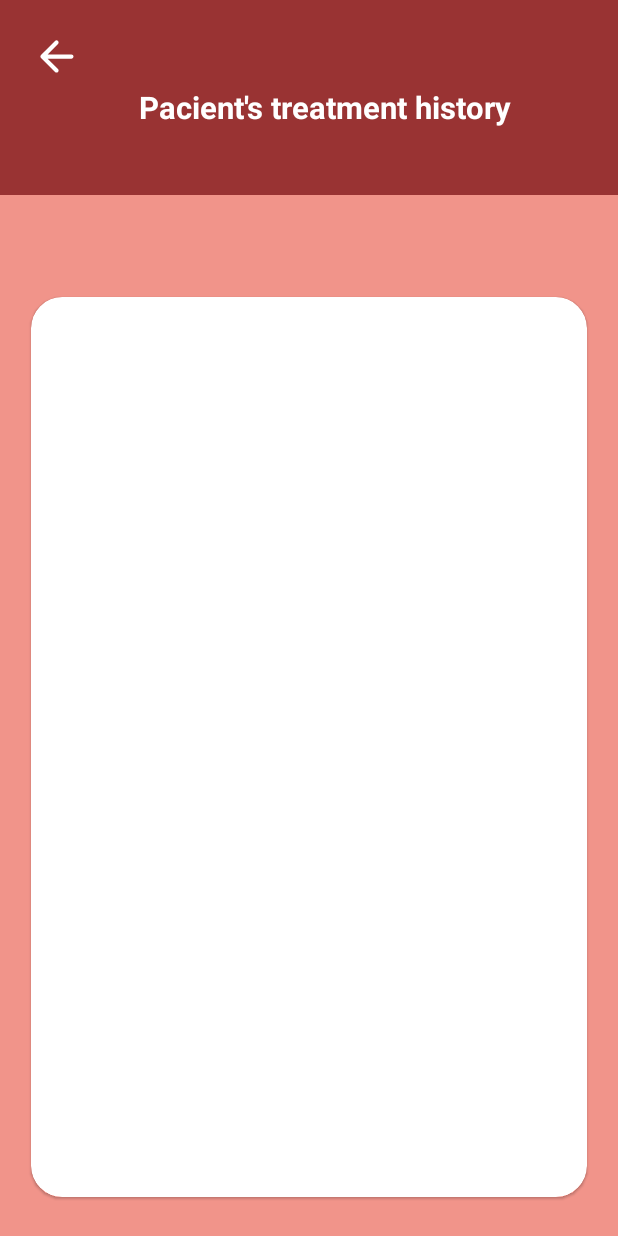
After one commit to fl0rin12/SMA2022-2023, an Android app: the layout treatment_history.xml on its own in the app's theme, with its tools: preview values and no code run, on a phone screen of 412 x 824 dp. The commit adds this screen. Run offline under Robolectric (Android 15) with nearby library versions, the phone set to English and light mode, and no system bars.

Commit message:
Finished treatment history(without list elements)

```diff
--- /dev/null
+++ b/app/src/main/java/com/example/medbuddy/TreatmentHistory.kt
@@ -0,0 +1,4 @@
+package com.example.medbuddy
+
+class TreatmentHistory {
+}
--- /dev/null
+++ b/app/src/main/res/drawable/ic_treatment_back.xml
@@ -0,0 +1,5 @@
+<vector android:autoMirrored="true" android:height="24dp"
+    android:tint="#FFFFFF" android:viewportHeight="24"
+    android:viewportWidth="24" android:width="24dp" xmlns:android="http://schemas.android.com/apk/res/android">
+    <path android:fillColor="@android:color/white" android:pathData="M19,11H7.83l4.88,-4.88c0.39,-0.39 0.39,-1.03 0,-1.42 -0.39,-0.39 -1.02,-0.39 -1.41,0l-6.59,6.59c-0.39,0.39 -0.39,1.02 0,1.41l6.59,6.59c0.39,0.39 1.02,0.39 1.41,0 0.39,-0.39 0.39,-1.02 0,-1.41L7.83,13H19c0.55,0 1,-0.45 1,-1s-0.45,-1 -1,-1z"/>
+</vector>
--- a/app/src/main/res/layout/doctor_dashboard.xml
+++ b/app/src/main/res/layout/doctor_dashboard.xml
@@ -34,7 +34,7 @@
         android:layout_height="@dimen/_26sdp"
         android:layout_marginEnd="@dimen/_16sdp"
         android:layout_marginRight="@dimen/_16sdp"
-        android:src="@drawable/ic_round_settings_24"
+        android:src="@drawable/ic_settings"
         app:layout_constraintBottom_toBottomOf="@id/doctorDashboardTitle"
         app:layout_constraintEnd_toEndOf="parent"
         app:layout_constraintTop_toTopOf="@id/doctorDashboardTitle"
@@ -123,7 +123,7 @@
                     android:id="@+id/pacientsHistory"
                     android:layout_width="@dimen/_24sdp"
                     android:layout_height="@dimen/_24sdp"
-                    android:src="@drawable/ic__treatment_history" />
+                    android:src="@drawable/ic_history" />
 
                 <TextView
                     android:layout_width="wrap_content"
--- a/app/src/main/res/layout/pacient_dashboard.xml
+++ b/app/src/main/res/layout/pacient_dashboard.xml
@@ -34,7 +34,7 @@
         android:layout_height="@dimen/_26sdp"
         android:layout_marginEnd="@dimen/_16sdp"
         android:layout_marginRight="@dimen/_16sdp"
-        android:src="@drawable/ic_round_settings_24"
+        android:src="@drawable/ic_settings"
         app:layout_constraintBottom_toBottomOf="@id/pacientDashboardTitle"
         app:layout_constraintEnd_toEndOf="parent"
         app:layout_constraintTop_toTopOf="@id/pacientDashboardTitle"
@@ -124,7 +124,7 @@
                     android:id="@+id/treatmentHistory"
                     android:layout_width="@dimen/_28sdp"
                     android:layout_height="@dimen/_28sdp"
-                    android:src="@drawable/ic__treatment_history" />
+                    android:src="@drawable/ic_history" />
 
                 <TextView
                     android:layout_width="wrap_content"
--- /dev/null
+++ b/app/src/main/res/layout/treatment_history.xml
@@ -0,0 +1,66 @@
+<?xml version="1.0" encoding="utf-8"?>
+<androidx.constraintlayout.widget.ConstraintLayout xmlns:android="http://schemas.android.com/apk/res/android"
+    android:layout_width="match_parent"
+    android:layout_height="match_parent"
+    xmlns:tools="http://schemas.android.com/tools"
+    xmlns:app="http://schemas.android.com/apk/res-auto"
+    android:background="@color/background"
+    tools:context=".PacientDashboard">
+
+    <View
+        android:id="@+id/viewHeaderBackground"
+        android:layout_width="match_parent"
+        android:layout_height="@dimen/_100sdp"
+        android:background="#993333"
+        app:layout_constraintTop_toTopOf="parent"/>
+
+    <TextView
+        android:id="@+id/pacientDashboardTitle"
+        android:layout_width="match_parent"
+        android:layout_height="wrap_content"
+        android:layout_marginStart="@dimen/_16sdp"
+        android:layout_marginTop="@dimen/_44sdp"
+        android:textAlignment="center"
+        android:text="Pacient's treatment history"
+        android:textColor="@color/white"
+        android:textSize="@dimen/_16sdp"
+        android:textStyle="bold"
+        app:layout_constraintStart_toStartOf="parent"
+        app:layout_constraintTop_toTopOf="parent" />
+
+    <androidx.appcompat.widget.AppCompatImageView
+        android:clickable="true"
+        android:id="@+id/treatmentHistoryBackButton"
+        android:layout_width="@dimen/_26sdp"
+        android:layout_height="@dimen/_26sdp"
+        android:layout_marginStart="@dimen/_16sdp"
+        android:layout_marginTop="@dimen/_16sdp"
+        android:src="@drawable/ic_treatment_back"
+        app:layout_constraintStart_toStartOf="parent"
+        app:layout_constraintTop_toTopOf="parent"
+        android:tint="@color/white" />
+
+    <com.google.android.material.card.MaterialCardView
+        android:id="@+id/pacientActiveTreatments"
+        android:layout_width="match_parent"
+        android:layout_height="600dp"
+        android:layout_marginRight="@dimen/_16sdp"
+        android:layout_marginLeft="@dimen/_16sdp"
+        android:layout_marginTop="@dimen/_16sdp"
+        android:layout_marginBottom="@dimen/_20sdp"
+        app:cardBackgroundColor="@color/white"
+        app:cardCornerRadius="@dimen/_16sdp"
+        app:layout_constraintBottom_toBottomOf="parent">
+
+        <LinearLayout
+            android:id="@+id/activeTreatmentList"
+            android:orientation="vertical"
+            android:layout_width="match_parent"
+            android:layout_height="575dp"
+            android:layout_marginTop="@dimen/_10sdp"
+            android:layout_marginLeft="@dimen/_10sdp"
+            android:layout_marginRight="@dimen/_10sdp"/>
+
+    </com.google.android.material.card.MaterialCardView>
+
+</androidx.constraintlayout.widget.ConstraintLayout>
```
Also changed, not shown: app/src/main/res/drawable/ic_history.xml (renamed from app/src/main/res/drawable/ic__treatment_history.xml), app/src/main/res/drawable/ic_settings.xml (renamed from app/src/main/res/drawable/ic_round_settings_24.xml).
